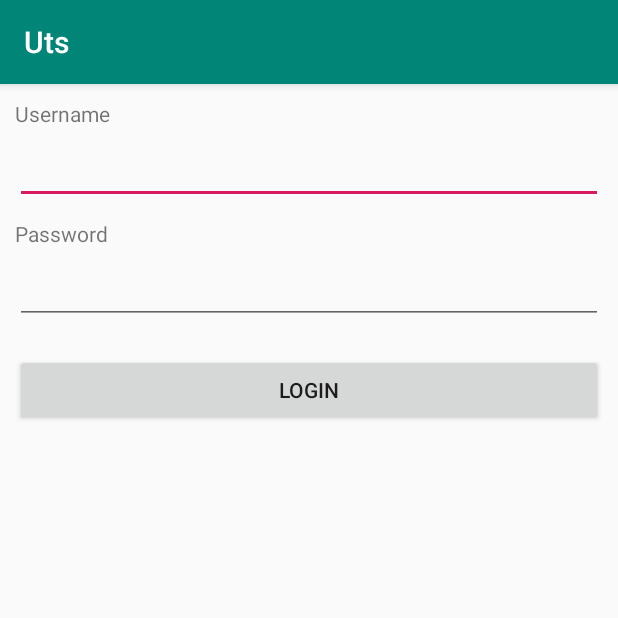
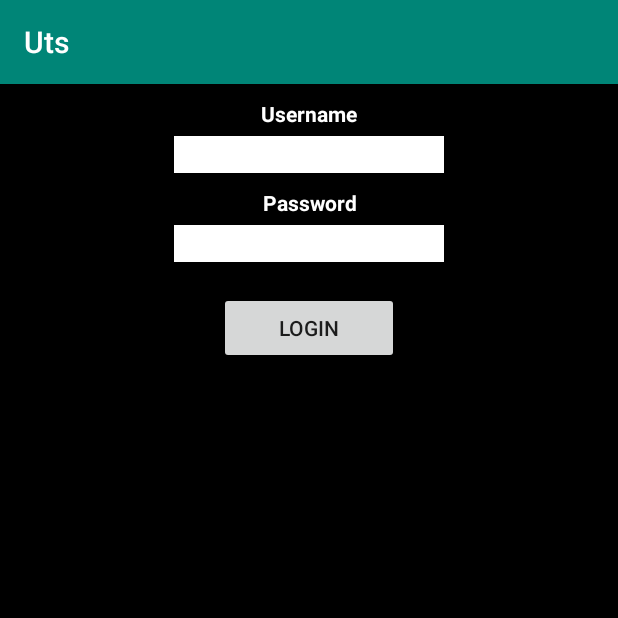
Before and after one commit to haidarhammam/uts-android, an Android app: the screen it shows after launch (MainActivity), on a phone screen of 412 x 824 dp, the top half of it. Run offline under Robolectric (Android 15) with nearby library versions, the phone set to English and light mode, and no system bars.

Commit message:
UTS-Android

```diff
--- a/app/src/main/res/layout/activity_main.xml
+++ b/app/src/main/res/layout/activity_main.xml
@@ -4,35 +4,47 @@
     android:layout_width="match_parent"
     android:layout_height="match_parent"
     android:orientation="vertical"
+    android:background="@color/black"
     android:padding="10dip">
 
     <TextView
         android:layout_width="fill_parent"
         android:layout_height="wrap_content"
         android:text="Username"
+        android:textColor="@color/white"
+        android:gravity="center"
+        android:textStyle="bold"
         android:singleLine="true"
         android:layout_marginBottom="5dip"/>
 
     <EditText android:id="@+id/username"
-        android:layout_width="fill_parent"
+        android:layout_width="180dp"
+        android:background="@color/white"
+        android:layout_gravity="center"
         android:layout_height="wrap_content"
         android:layout_marginBottom="10dip"/>
 
     <TextView
         android:layout_width="fill_parent"
+        android:textColor="@color/white"
         android:layout_height="wrap_content"
+        android:gravity="center"
         android:text="Password"
+        android:textStyle="bold"
         android:layout_marginBottom="5dip"/>
 
     <EditText android:id="@+id/password"
-        android:layout_width="fill_parent"
+        android:layout_width="180dp"
         android:layout_height="wrap_content"
+        android:layout_gravity="center"
+        android:background="@color/white"
         android:layout_marginBottom="20dip"
         android:password="true"
         android:singleLine="true"/>
 
     <Button android:id="@+id/btnLogin"
-        android:layout_width="fill_parent"
+        android:layout_gravity="center"
+        android:layout_width="120dp"
         android:layout_height="wrap_content"
         android:text="Login"/>
 
--- a/app/src/main/res/layout/activity_read.xml
+++ b/app/src/main/res/layout/activity_read.xml
@@ -4,11 +4,13 @@
     xmlns:tools="http://schemas.android.com/tools"
     android:layout_width="match_parent"
     android:layout_height="match_parent"
-    tools:context=".ReadActivity">
+    tools:context=".ReadActivity"
+    android:background="@color/black">
 
     <android.support.v7.widget.RecyclerView
         android:id="@+id/rv_main"
         android:layout_width="match_parent"
+        android:background="@color/white"
         android:layout_height="313dp"
         android:layout_marginStart="8dp"
         android:layout_marginTop="8dp"
--- a/app/src/main/res/layout/item_kota.xml
+++ b/app/src/main/res/layout/item_kota.xml
@@ -5,10 +5,12 @@
     android:layout_width="match_parent"
     xmlns:tools="http://schemas.android.com/tools"
     xmlns:app="http://schemas.android.com/apk/res-auto"
+    android:background="@color/black"
     xmlns:android="http://schemas.android.com/apk/res/android">
 
     <TextView
         android:layout_height="30dp"
+        android:textColor="@color/white"
         android:layout_width="0dp"
         app:layout_constraintTop_toTopOf="parent"
         app:layout_constraintStart_toStartOf="parent"
--- a/app/src/main/res/values/colors.xml
+++ b/app/src/main/res/values/colors.xml
@@ -3,4 +3,6 @@
     <color name="colorPrimary">#008577</color>
     <color name="colorPrimaryDark">#00574B</color>
     <color name="colorAccent">#D81B60</color>
+    <color name="black">#000000</color>
+    <color name="white">#ffffff</color>
 </resources>
```
Also changed, not shown: app/src/main/res/layout/activity_kota.xml (+11 -4 lines), app/src/main/res/layout/activity_login.xml (+6 -3 lines).
